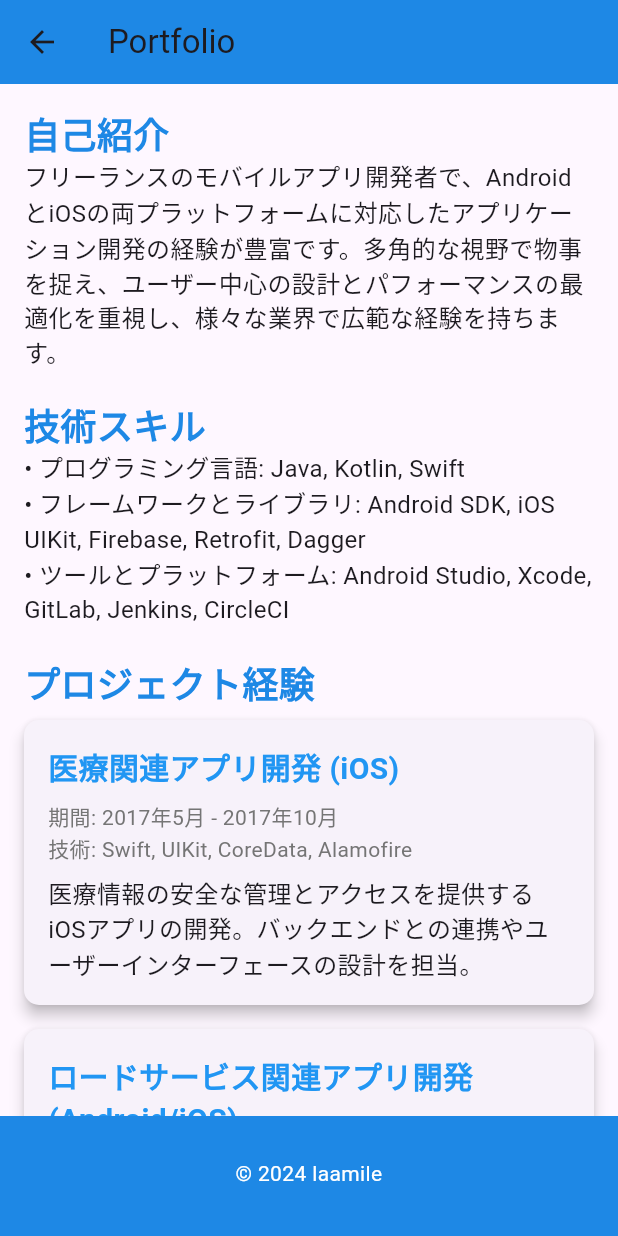
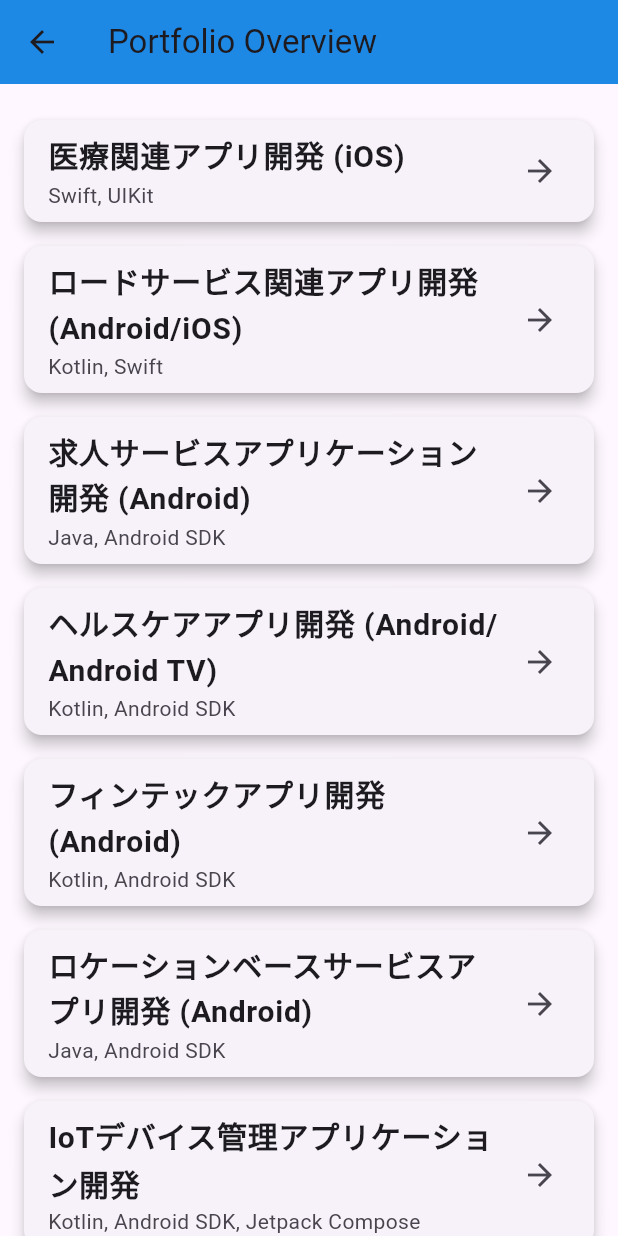
Before and after one commit to ishii-kanade/ishii-kanade.github.io, a Flutter app: the screen it shows after launch, after a tap on "Go to Portfolio", on a phone screen of 412 x 824 dp. Run offline on Flutter 3.47's test engine with Material 3 defaults, Android fonts, the phone set to English and light mode, and no system bars; network calls fail.

Commit message:
ポートフォリオ作成

```diff
--- a/flutter_app/lib/main.dart
+++ b/flutter_app/lib/main.dart
@@ -1,5 +1,5 @@
 import 'package:flutter/material.dart';
-import 'portfolio_page.dart'; // 追加する
+import 'pages/overview_page.dart';
 
 
 void main() {
@@ -66,7 +66,7 @@
                     // PortfolioPage へのリンクを設定
                     Navigator.push(
                       context,
-                      MaterialPageRoute(builder: (context) => PortfolioPage()),
+                      MaterialPageRoute(builder: (context) => OverviewPage()),
                     );
                   },
                   child: Text('Go to Portfolio'),
--- /dev/null
+++ b/flutter_app/lib/pages/overview_page.dart
@@ -0,0 +1,112 @@
+import 'package:flutter/material.dart';
+import 'detail_page.dart';
+
+class OverviewPage extends StatelessWidget {
+  @override
+  Widget build(BuildContext context) {
+    return Scaffold(
+      appBar: AppBar(
+        title: Text('Portfolio Overview'),
+        backgroundColor: Colors.blue[600],
+      ),
+      body: ListView(
+        padding: EdgeInsets.all(16.0),
+        children: <Widget>[
+          // 各プロジェクトを表示（プロジェクト名と使用言語のみ）
+          _buildProjectItem(
+            context,
+            title: '医療関連アプリ開発 (iOS)',
+            technology: 'Swift, UIKit',
+            duration: '期間: 2017年5月 - 2017年10月',
+            description: '医療情報の安全な管理とアクセスを提供するiOSアプリの開発。'
+                'バックエンドとの連携やユーザーインターフェースの設計を担当。',
+          ),
+          _buildProjectItem(
+            context,
+            title: 'ロードサービス関連アプリ開発 (Android/iOS)',
+            technology: 'Kotlin, Swift',
+            duration: '期間: 2019年5月 - 2019年12月',
+            description: 'ロードサービスを提供するアプリのクーポン機能とプッシュ通知機能の設計と実装。',
+          ),
+          _buildProjectItem(
+            context,
+            title: '求人サービスアプリケーション開発 (Android)',
+            technology: 'Java, Android SDK',
+            duration: '期間: 2020年1月 - 2020年4月',
+            description: '求人サービスアプリのユーザーインターフェースとエクスペリエンスの全面的な改善。',
+          ),
+          _buildProjectItem(
+            context,
+            title: 'ヘルスケアアプリ開発 (Android/Android TV)',
+            technology: 'Kotlin, Android SDK',
+            duration: '期間: 2020年4月 - 2020年6月',
+            description: 'ヘルスケアコンテンツを提供するAndroid TVアプリの開発。コンテンツ管理システムの設計と実装を主導。',
+          ),
+          _buildProjectItem(
+            context,
+            title: 'フィンテックアプリ開発 (Android)',
+            technology: 'Kotlin, Android SDK',
+            duration: '期間: 2020年6月 - 2020年12月',
+            description: '金融技術を活用した支払いシステムの開発。テーマ機能のカスタマイズとユーザービリティの向上に貢献。',
+          ),
+          _buildProjectItem(
+            context,
+            title: 'ロケーションベースサービスアプリ開発 (Android)',
+            technology: 'Java, Android SDK',
+            duration: '期間: 2021年10月 - 2022年1月',
+            description: 'ビーコン技術を用いた位置情報サービスの開発。ユーザーの位置に基づいた情報提供機能の設計と実装。',
+          ),
+          _buildProjectItem(
+            context,
+            title: 'IoTデバイス管理アプリケーション開発',
+            technology: 'Kotlin, Android SDK, Jetpack Compose',
+            duration: '期間: 2022年5月 - 2022年8月',
+            description: 'IoTデバイスと連携するためのモバイルアプリのインターフェース設計および実装。'
+                'ユーザープロファイル管理機能の設計と実装を行いました。',
+          ),
+          _buildProjectItem(
+            context,
+            title: 'メディアストリーミングアプリケーション開発 (AndroidTV/FireTV)',
+            technology: 'Kotlin, Android SDK, Jetpack Compose',
+            duration: '期間: 2022年9月 - 現在',
+            description: 'メディアストリーミングサービス向けのアプリケーション開発。'
+                'ユーザーインターフェースの改善、システム最適化、および新機能の実装。',
+          ),
+        ],
+      ),
+    );
+  }
+
+  // プロジェクトアイテムを生成するメソッド
+  Widget _buildProjectItem(
+    BuildContext context, {
+    required String title,
+    required String technology,
+    required String duration,
+    required String description,
+  }) {
+    return Card(
+      margin: EdgeInsets.symmetric(vertical: 8.0),
+      elevation: 4.0,
+      child: ListTile(
+        title: Text(title, style: TextStyle(fontSize: 20, fontWeight: FontWeight.bold)),
+        subtitle: Text(technology),
+        trailing: Icon(Icons.arrow_forward),
+        onTap: () {
+          // タップすると詳細ページに遷移
+          Navigator.push(
+            context,
+            MaterialPageRoute(
+              builder: (context) => DetailPage(
+                title: title,
+                technology: technology,
+                duration: duration,
+                description: description,
+              ),
+            ),
+          );
+        },
+      ),
+    );
+  }
+}
--- a/flutter_app/lib/portfolio_page.dart
+++ /dev/null
@@ -1,158 +0,0 @@
-// lib/portfolio_page.dart
-
-import 'package:flutter/material.dart';
-
-// ポートフォリオのページ
-class PortfolioPage extends StatelessWidget {
-  @override
-  Widget build(BuildContext context) {
-    return Scaffold(
-      appBar: AppBar(
-        title: Text('Portfolio'),
-        backgroundColor: Colors.blue[600],
-      ),
-      body: SingleChildScrollView(
-        child: Padding(
-          padding: const EdgeInsets.all(16.0),
-          child: Column(
-            crossAxisAlignment: CrossAxisAlignment.start,
-            children: <Widget>[
-              // 自己紹介セクション
-              _buildSectionTitle('自己紹介'),
-              Text(
-                'フリーランスのモバイルアプリ開発者で、AndroidとiOSの両プラットフォームに対応したアプリケーション開発の経験が豊富です。'
-                '多角的な視野で物事を捉え、ユーザー中心の設計とパフォーマンスの最適化を重視し、様々な業界で広範な経験を持ちます。',
-                style: TextStyle(fontSize: 16),
-              ),
-              SizedBox(height: 20),
-
-              // 技術スキルセクション
-              _buildSectionTitle('技術スキル'),
-              _buildSkillList([
-                'プログラミング言語: Java, Kotlin, Swift',
-                'フレームワークとライブラリ: Android SDK, iOS UIKit, Firebase, Retrofit, Dagger',
-                'ツールとプラットフォーム: Android Studio, Xcode, GitLab, Jenkins, CircleCI',
-              ]),
-              SizedBox(height: 20),
-
-              // プロジェクト経験セクション
-              _buildSectionTitle('プロジェクト経験'),
-              _buildProjectCard(
-                '医療関連アプリ開発 (iOS)',
-                '期間: 2017年5月 - 2017年10月',
-                '技術: Swift, UIKit, CoreData, Alamofire',
-                '医療情報の安全な管理とアクセスを提供するiOSアプリの開発。バックエンドとの連携やユーザーインターフェースの設計を担当。',
-              ),
-              _buildProjectCard(
-                'ロードサービス関連アプリ開発 (Android/iOS)',
-                '期間: 2019年5月 - 2019年12月',
-                '技術: Kotlin, Swift, Android SDK, Firebase',
-                'ロードサービスを提供するアプリのクーポン機能とプッシュ通知機能の設計と実装。',
-              ),
-              _buildProjectCard(
-                '求人サービスアプリケーション開発 (Android)',
-                '期間: 2020年1月 - 2020年4月',
-                '技術: Java, Android SDK, Firebase',
-                '求人サービスアプリのユーザーインターフェースとエクスペリエンスの全面的な改善。',
-              ),
-              _buildProjectCard(
-                'ヘルスケアアプリ開発 (Android/Android TV)',
-                '期間: 2020年4月 - 2020年6月',
-                '技術: Kotlin, Android SDK, Firebase',
-                'ヘルスケアコンテンツを提供するAndroid TVアプリの開発。コンテンツ管理システムの設計と実装を主導。',
-              ),
-              _buildProjectCard(
-                'フィンテックアプリ開発 (Android)',
-                '期間: 2020年6月 - 2020年12月',
-                '技術: Kotlin, Android SDK, Retrofit, Dagger',
-                '金融技術を活用した支払いシステムの開発。テーマ機能のカスタマイズとユーザービリティの向上に貢献。',
-              ),
-              _buildProjectCard(
-                'ロケーションベースサービスアプリ開発 (Android)',
-                '期間: 2021年10月 - 2022年1月',
-                '技術: Java, Android SDK, Retrofit, Firebase',
-                'ビーコン技術を用いた位置情報サービスの開発。ユーザーの位置に基づいた情報提供機能の設計と実装。',
-              ),
-              _buildProjectCard(
-                'IoTデバイス管理アプリケーション開発',
-                '期間: 2022年5月 - 2022年8月',
-                '技術: Kotlin, Android SDK, Jetpack Compose, Retrofit, Dagger/Hilt',
-                'IoTデバイスと連携するためのモバイルアプリのインターフェース設計および実装。ユーザープロファイル管理機能の設計と実装を行いました。',
-              ),
-              _buildProjectCard(
-                'メディアストリーミングアプリケーション開発 (AndroidTV/FireTV)',
-                '期間: 2022年9月 - 現在',
-                '技術: Kotlin, Android SDK, Jetpack Compose, OkHttp, Retrofit',
-                'メディアストリーミングサービス向けのアプリケーション開発。ユーザーインターフェースの改善、システム最適化、および新機能の実装。',
-              ),
-            ],
-          ),
-        ),
-      ),
-      // フッター
-      bottomNavigationBar: BottomAppBar(
-        color: Colors.blue[600],
-        child: Padding(
-          padding: const EdgeInsets.all(16.0),
-          child: Text(
-            '© 2024 laamile',
-            style: TextStyle(color: Colors.white),
-            textAlign: TextAlign.center,
-          ),
-        ),
-      ),
-    );
-  }
-
-  // セクションタイトル用のウィジェット
-  Widget _buildSectionTitle(String title) {
-    return Text(
-      title,
-      style: TextStyle(
-        fontSize: 24,
-        fontWeight: FontWeight.bold,
-        color: Colors.blue[600],
-      ),
-    );
-  }
-
-  // スキルリスト用のウィジェット
-  Widget _buildSkillList(List<String> skills) {
-    return Column(
-      crossAxisAlignment: CrossAxisAlignment.start,
-      children: skills.map((skill) => Text('• $skill', style: TextStyle(fontSize: 16))).toList(),
-    );
-  }
-
-  // プロジェクトカード用のウィジェット
-  Widget _buildProjectCard(String title, String duration, String technology, String description) {
-    return Card(
-      margin: EdgeInsets.symmetric(vertical: 8.0),
-      elevation: 4.0,
-      shape: RoundedRectangleBorder(
-        borderRadius: BorderRadius.circular(10.0),
-      ),
-      child: Padding(
-        padding: const EdgeInsets.all(16.0),
-        child: Column(
-          crossAxisAlignment: CrossAxisAlignment.start,
-          children: <Widget>[
-            Text(
-              title,
-              style: TextStyle(
-                fontSize: 20,
-                fontWeight: FontWeight.bold,
-                color: Colors.blue[500],
-              ),
-            ),
-            SizedBox(height: 8.0),
-            Text(duration, style: TextStyle(color: Colors.grey[600])),
-            Text(technology, style: TextStyle(color: Colors.grey[600])),
-            SizedBox(height: 8.0),
-            Text(description, style: TextStyle(fontSize: 16)),
-          ],
-        ),
-      ),
-    );
-  }
-}
```
Also changed, not shown: flutter_app/lib/pages/detail_page.dart (added, +59 -0 lines), assets/fonts/MaterialIcons-Regular.otf, 3 other files.
